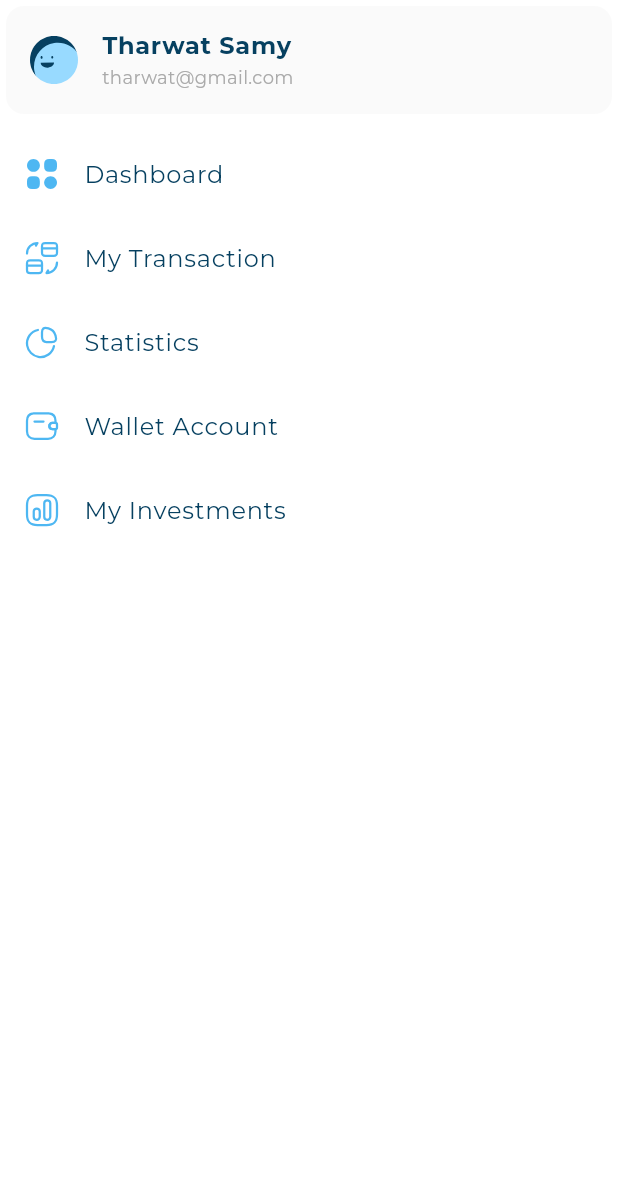
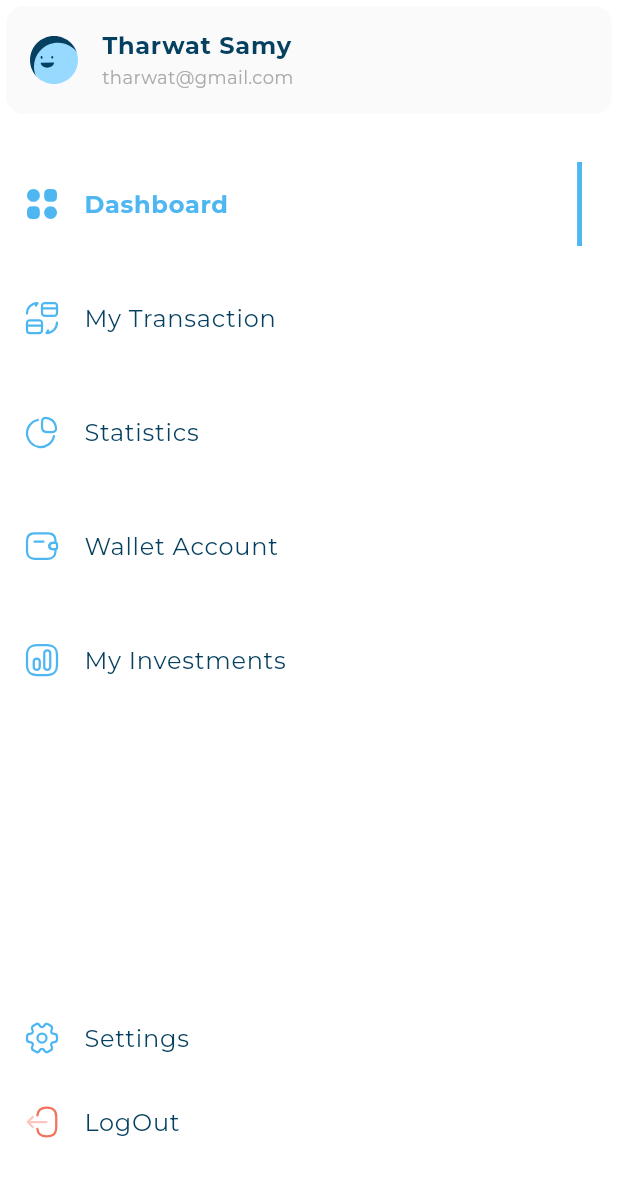
Before and after one commit to Yo0ousef/responsive_dashboard, a Flutter app: the CustomDrawer widget shown alone on an empty page, opened directly, on a phone screen of 412 x 824 dp. Shown: the top 1177 px of the screen. Run offline on Flutter 3.47's test engine with Material 3 defaults, Android fonts, the phone set to English and light mode, and no system bars; our stand-ins replace flutter_svg.

```diff
--- a/lib/views/dashboard_view.dart
+++ b/lib/views/dashboard_view.dart
@@ -8,6 +8,7 @@ class DashboardView extends StatelessWidget {
   @override
   Widget build(BuildContext context) {
     return Scaffold(
+      backgroundColor: Color(0xFFF7F9FA),
       body: AdaptiveLayout(
         mobileLayout: (context) => SizedBox(),
         tabletLayout: (context) => SizedBox(),
--- /dev/null
+++ b/lib/widgets/active_inactive_list_tile.dart
@@ -0,0 +1,53 @@
+
+
+
+import 'package:flutter/material.dart';
+import 'package:flutter_svg/flutter_svg.dart';
+import 'package:responsive_dashboard/models/drawer_item_moel.dart';
+import 'package:responsive_dashboard/utils/app_styles.dart';
+
+class ActiveListTile extends StatelessWidget {
+  const ActiveListTile({
+    super.key,
+    required this.drawerItemModel,
+  });
+
+  final DrawerItemModel drawerItemModel;
+
+  @override
+  Widget build(BuildContext context) {
+    return ListTile(
+      leading: SvgPicture.asset(drawerItemModel.image),
+      title: Text(
+        drawerItemModel.title,
+        style: AppStyles.styleBold16,
+      ),
+      trailing: Container(
+        width: 3.27,
+        decoration: BoxDecoration(
+          color: Color(0xFF4EB7F2),
+        ),
+      ),
+    );
+  }
+}
+
+class InActiveDrawerItem extends StatelessWidget {
+  const InActiveDrawerItem({
+    super.key,
+    required this.drawerItemModel,
+  });
+
+  final DrawerItemModel drawerItemModel;
+
+  @override
+  Widget build(BuildContext context) {
+    return ListTile(
+      leading: SvgPicture.asset(drawerItemModel.image),
+      title: Text(
+        drawerItemModel.title,
+        style: AppStyles.styleMedium16,
+      ),
+    );
+  }
+}
--- a/lib/widgets/custom_drawer.dart
+++ b/lib/widgets/custom_drawer.dart
@@ -1,58 +1,58 @@
 import 'package:flutter/material.dart';
+import 'package:flutter_svg/svg.dart';
 import 'package:responsive_dashboard/models/drawer_item_moel.dart';
 import 'package:responsive_dashboard/models/user_info_model.dart';
 import 'package:responsive_dashboard/utils/app_images.dart';
+import 'package:responsive_dashboard/widgets/active_inactive_list_tile.dart';
 import 'package:responsive_dashboard/widgets/drawer_item.dart';
+import 'package:responsive_dashboard/widgets/drawer_items_list_view.dart';
 import 'package:responsive_dashboard/widgets/user_info_list_tile.dart';
 
 class CustomDrawer extends StatelessWidget {
   const CustomDrawer({super.key});
-  static const List<DrawerItemModel> drawerItemModel = [
-    DrawerItemModel(
-      image: Assets.imagesDashboard,
-      title: 'Dashboard',
-    ),
-    DrawerItemModel(
-      image: Assets.imagesMyTransctions,
-      title: 'My Transaction',
-    ),
-    DrawerItemModel(
-      image: Assets.imagesStatistics,
-      title: 'Statistics',
-    ),
-    DrawerItemModel(
-      image: Assets.imagesWalletAccount,
-      title: 'Wallet Account',
-    ),
-    DrawerItemModel(
-      image: Assets.imagesMyInvestments,
-      title: 'My Investments',
-    ),
-  ];
+
   @override
   Widget build(BuildContext context) {
     return Container(
-      color: Colors.white,
-      child: Column(
-        children: [
-          UserInfoListTile(
-            userInfoModel: UserInfoModel(
-              name: 'Tharwat Samy',
-              email: 'tharwat@gmail.com',
-              image: Assets.imagesAvatar3,
+      color: Color.fromRGBO(255, 255, 255, 1),
+      child: CustomScrollView(
+        slivers: [
+          SliverToBoxAdapter(
+            child: UserInfoListTile(
+              userInfoModel: UserInfoModel(
+                name: 'Tharwat Samy',
+                email: 'tharwat@gmail.com',
+                image: Assets.imagesAvatar3,
+              ),
             ),
           ),
-          SizedBox(
-            height: 8,
+          SliverToBoxAdapter(
+            child: SizedBox(
+              height: 8,
+            ),
           ),
-          ListView.builder(
-            shrinkWrap: true,
-            itemCount: drawerItemModel.length,
-            physics: NeverScrollableScrollPhysics(),
-            itemBuilder: (context, index) {
-              return DrawerItem(drawerItemModel: drawerItemModel[index]);
-            },
-          )
+          DrawerItemsListView(),
+          SliverFillRemaining(
+            hasScrollBody: false,
+            child: Column(
+              children: [
+                Expanded(child: SizedBox(
+                  height: 20,
+                )),
+                InActiveDrawerItem(
+                  drawerItemModel: DrawerItemModel(
+                      image: Assets.imagesSettings, title: "Settings"),
+                ),
+                InActiveDrawerItem(
+                  drawerItemModel: DrawerItemModel(
+                      image: Assets.imagesLogout, title: "LogOut"),
+                ),
+                SizedBox(
+                  height: 48,
+                ),
+              ],
+            ),
+          ),
         ],
       ),
     );
--- a/lib/widgets/drawer_item.dart
+++ b/lib/widgets/drawer_item.dart
@@ -1,19 +1,18 @@
 import 'package:flutter/material.dart';
-import 'package:flutter_svg/svg.dart';
 import 'package:responsive_dashboard/models/drawer_item_moel.dart';
-import 'package:responsive_dashboard/utils/app_styles.dart';
+import 'package:responsive_dashboard/widgets/active_inactive_list_tile.dart';
 
 class DrawerItem extends StatelessWidget {
-  const DrawerItem({super.key, required this.drawerItemModel});
+  const DrawerItem(
+      {super.key, required this.drawerItemModel, required this.isActive});
+
   final DrawerItemModel drawerItemModel;
+  final bool isActive;
+
   @override
   Widget build(BuildContext context) {
-    return ListTile(
-      leading: SvgPicture.asset(drawerItemModel.image),
-      title: Text(
-        drawerItemModel.title,
-        style: AppStyles.styleMedium16,
-      ),
-    );
+    return isActive
+        ? ActiveListTile(drawerItemModel: drawerItemModel)
+        : InActiveDrawerItem(drawerItemModel: drawerItemModel);
   }
 }
--- /dev/null
+++ b/lib/widgets/drawer_items_list_view.dart
@@ -0,0 +1,64 @@
+import 'package:flutter/material.dart';
+import 'package:responsive_dashboard/models/drawer_item_moel.dart';
+import 'package:responsive_dashboard/utils/app_images.dart';
+import 'package:responsive_dashboard/widgets/drawer_item.dart';
+
+class DrawerItemsListView extends StatefulWidget {
+  const DrawerItemsListView({
+    super.key,
+  });
+
+  @override
+  State<DrawerItemsListView> createState() => _DrawerItemsListViewState();
+}
+
+class _DrawerItemsListViewState extends State<DrawerItemsListView> {
+  int activeIndex = 0;
+  final List<DrawerItemModel> drawerItemModel = [
+    DrawerItemModel(
+      image: Assets.imagesDashboard,
+      title: 'Dashboard',
+    ),
+    DrawerItemModel(
+      image: Assets.imagesMyTransctions,
+      title: 'My Transaction',
+    ),
+    DrawerItemModel(
+      image: Assets.imagesStatistics,
+      title: 'Statistics',
+    ),
+    DrawerItemModel(
+      image: Assets.imagesWalletAccount,
+      title: 'Wallet Account',
+    ),
+    DrawerItemModel(
+      image: Assets.imagesMyInvestments,
+      title: 'My Investments',
+    ),
+  ];
+
+  @override
+  Widget build(BuildContext context) {
+    return SliverList.builder(
+      itemCount: drawerItemModel.length,
+      itemBuilder: (context, index) {
+        return GestureDetector(
+          onTap: () {
+            setState(() {
+              if (activeIndex != index) {
+                activeIndex = index;
+              }
+            });
+          },
+          child: Padding(
+            padding: const EdgeInsets.only(top:20.0),
+            child: DrawerItem(
+              drawerItemModel: drawerItemModel[index],
+              isActive: activeIndex == index,
+            ),
+          ),
+        );
+      },
+    );
+  }
+}
```
Also changed, not shown: lib/widgets/all_expenses.dart (added, +26 -0 lines), lib/widgets/all_expenses_header.dart (added, +21 -0 lines), lib/widgets/desktop_dashboard.dart (+14 -0 lines), lib/widgets/range_options.dart (added, +39 -0 lines).
